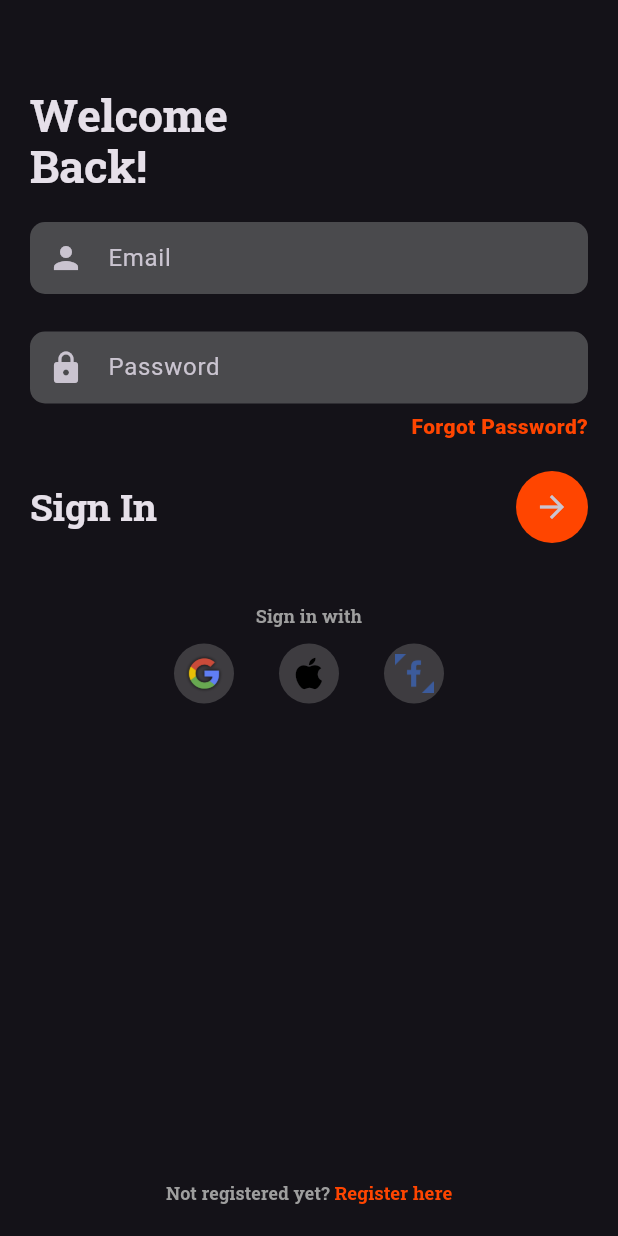
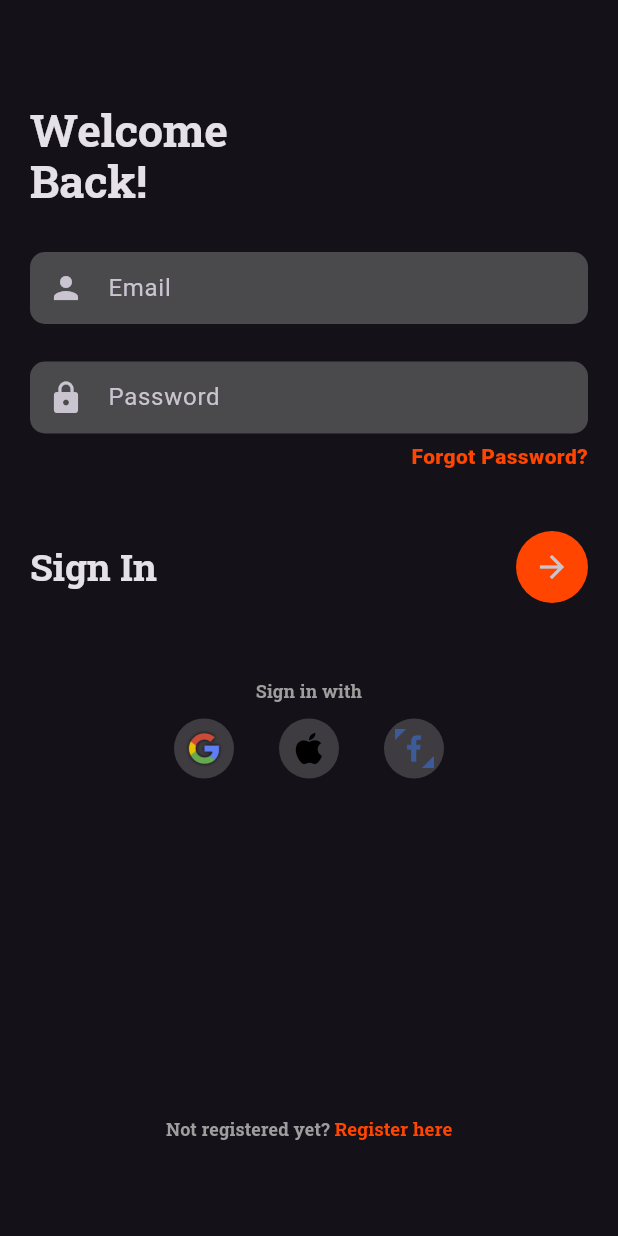
Before and after one commit to DevAdedoyin/weatherapp, a Flutter app: the screen it shows after launch, after a tap on "Skip", on a phone screen of 412 x 824 dp. Run offline on Flutter 3.47's test engine with Material 3 defaults, Android fonts, the phone set to English and light mode, and no system bars; our stand-ins replace email_validator, firebase_auth, flutter_dotenv, flutter_riverpod, font_awesome_flutter, go_router and 3 more; missing offline and left inert: flutter_login_facebook; accounts and stored records are empty.

```diff
--- a/lib/src/features/authentication/presentation/login.dart
+++ b/lib/src/features/authentication/presentation/login.dart
@@ -1,28 +1,35 @@
+import "package:flutter/gestures.dart";
 import "package:flutter/material.dart";
+import "package:go_router/go_router.dart";
 import "package:google_fonts/google_fonts.dart";
 import "package:weatherapp/src/common/gaps/sized_box.dart";
 import "package:weatherapp/src/constants/app_colors.dart";
 import "package:weatherapp/src/features/authentication/presentation/login_form.dart";
 import "package:weatherapp/src/features/authentication/presentation/third_party_auth.dart";
+import "package:weatherapp/src/routing/app_routes.dart";
 
 class LoginScreen extends StatelessWidget {
   const LoginScreen({super.key});
 
   @override
   Widget build(BuildContext context) {
-    // Size size = MediaQuery.of(context).size;
+    Size size = MediaQuery.of(context).size;
     TextTheme textTheme = Theme.of(context).textTheme;
     return Scaffold(
-      resizeToAvoidBottomInset: false,
-      body: SizedBox(
+      // resizeToAvoidBottomInset: false,
+      body: SingleChildScrollView(
+        physics: const BouncingScrollPhysics(),
+        child: SizedBox(
           width: double.maxFinite,
           child: Padding(
             padding: const EdgeInsets.all(20.0),
+            child: SizedBox(
+              height: size.height * 0.9,
               child: Column(
                   crossAxisAlignment: CrossAxisAlignment.start,
                   mainAxisAlignment: MainAxisAlignment.start,
                   children: [
-                verticalGap(40.0),
+                    verticalGap(50.0),
                     Text(
                       "Welcome",
                       style: textTheme.displayLarge,
@@ -31,9 +38,9 @@ class LoginScreen extends StatelessWidget {
                       "Back!",
                       style: textTheme.displayLarge,
                     ),
-                verticalGap(20),
+                    verticalGap(30),
                     const LoginForm(),
-                verticalGap(40),
+                    verticalGap(50),
                     SizedBox(
                       width: double.maxFinite,
                       child: Text(
@@ -54,6 +61,8 @@ class LoginScreen extends StatelessWidget {
                             style: textTheme.titleSmall),
                         TextSpan(
                             text: "Register here",
+                            recognizer: TapGestureRecognizer()
+                              ..onTap = () => context.go(AppRoutes.register),
                             style: GoogleFonts.robotoSlab(
                                 fontSize: 12.5,
                                 color: AppColors.accentColor,
@@ -63,6 +72,8 @@ class LoginScreen extends StatelessWidget {
                   ]),
             ),
           ),
+        ),
+      ),
     );
   }
 }
--- a/lib/src/features/authentication/presentation/login_form.dart
+++ b/lib/src/features/authentication/presentation/login_form.dart
@@ -78,7 +78,7 @@ class _LoginFormState extends ConsumerState<LoginForm> {
                 ),
               ),
             ),
-            verticalGap(20),
+            verticalGap(40),
             SizedBox(
               child: Row(
                 children: [
--- a/lib/src/routing/go_router_provider.dart
+++ b/lib/src/routing/go_router_provider.dart
@@ -1,6 +1,7 @@
 import 'package:go_router/go_router.dart';
 import 'package:flutter_riverpod/flutter_riverpod.dart';
 import 'package:weatherapp/src/features/authentication/presentation/login.dart';
+import 'package:weatherapp/src/features/authentication/presentation/register.dart';
 import 'package:weatherapp/src/features/onboarding/onboarding/onboarding_screen.dart';
 import 'package:weatherapp/src/features/onboarding/splash_screen.dart';
 import 'package:weatherapp/src/routing/app_routes.dart';
@@ -24,7 +25,7 @@ final goRouterProvider = Provider<GoRouter>((ref) {
         ),
         GoRoute(
           path: AppRoutes.register,
-          builder: (context, state) => const OnboardingScreen(),
+          builder: (context, state) => const RegisterScreen(),
         )
       ],
       errorBuilder: (context, state) =>
```
Also changed, not shown: lib/src/features/authentication/presentation/register.dart (+79 -0 lines), lib/src/features/authentication/presentation/register_form.dart (+115 -0 lines). Lines whose indentation alone changed are shown as unchanged.
